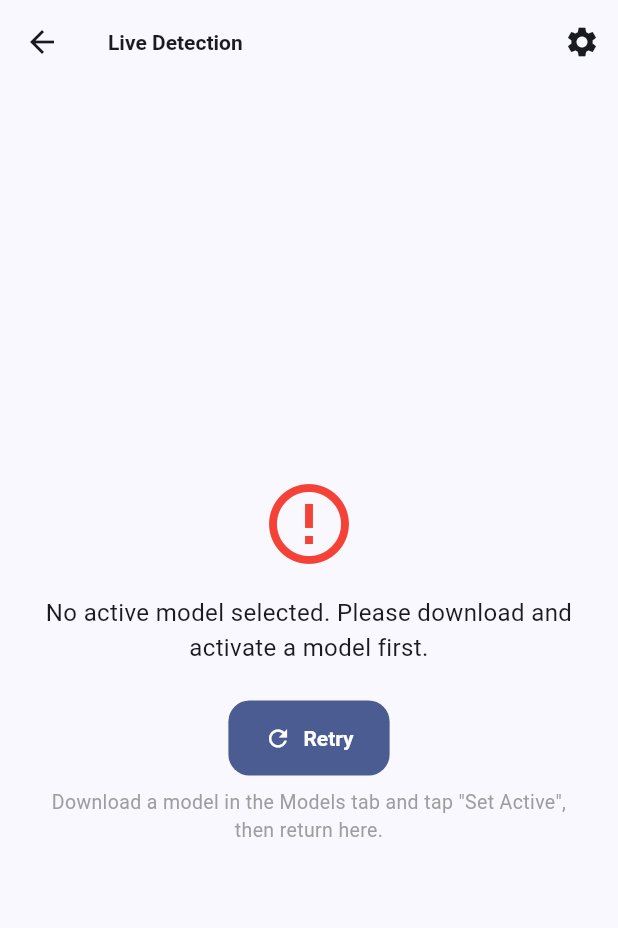
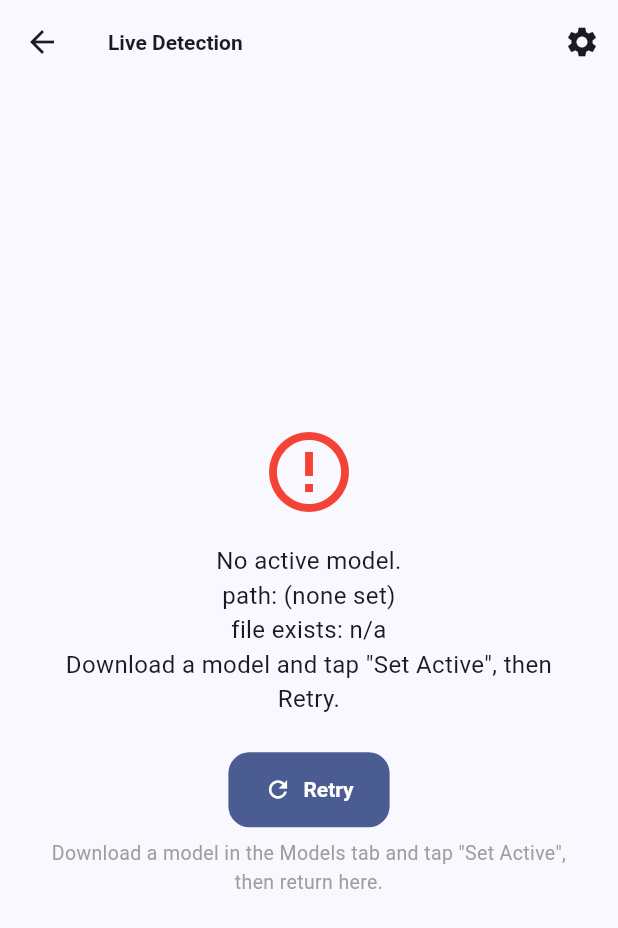
Before and after one commit to dawarazhar11/VisionForge, a Flutter app: the DetectionScreen screen opened directly, on a phone screen of 412 x 824 dp. Shown: the top 928 px of the screen. Run offline on Flutter 3.47's test engine with Material 3 defaults, Android fonts, the phone set to English and light mode, and no system bars; our stand-ins replace camera, dio, file_picker, shared_preferences; missing offline and left inert: tflite_flutter; accounts and stored records are empty.

Commit message:
chore(flutter): diagnostic detail on Detect 'no active model' (DAW-73)

```diff
--- a/flutter_app/lib/screens/detection_screen.dart
+++ b/flutter_app/lib/screens/detection_screen.dart
@@ -74,9 +74,14 @@ class DetectionScreenState extends State<DetectionScreen> {
       final prefs = await SharedPreferences.getInstance();
       _activeModelPath = prefs.getString('active_model_path');
 
-      if (_activeModelPath == null || !File(_activeModelPath!).existsSync()) {
+      final exists =
+          _activeModelPath != null && File(_activeModelPath!).existsSync();
+      if (!exists) {
         setState(() {
-          _error = 'No active model selected. Please download and activate a model first.';
+          _error = 'No active model.\n'
+              'path: ${_activeModelPath ?? "(none set)"}\n'
+              'file exists: ${_activeModelPath == null ? "n/a" : "no"}\n'
+              'Download a model and tap "Set Active", then Retry.';
         });
         return;
       }
```
